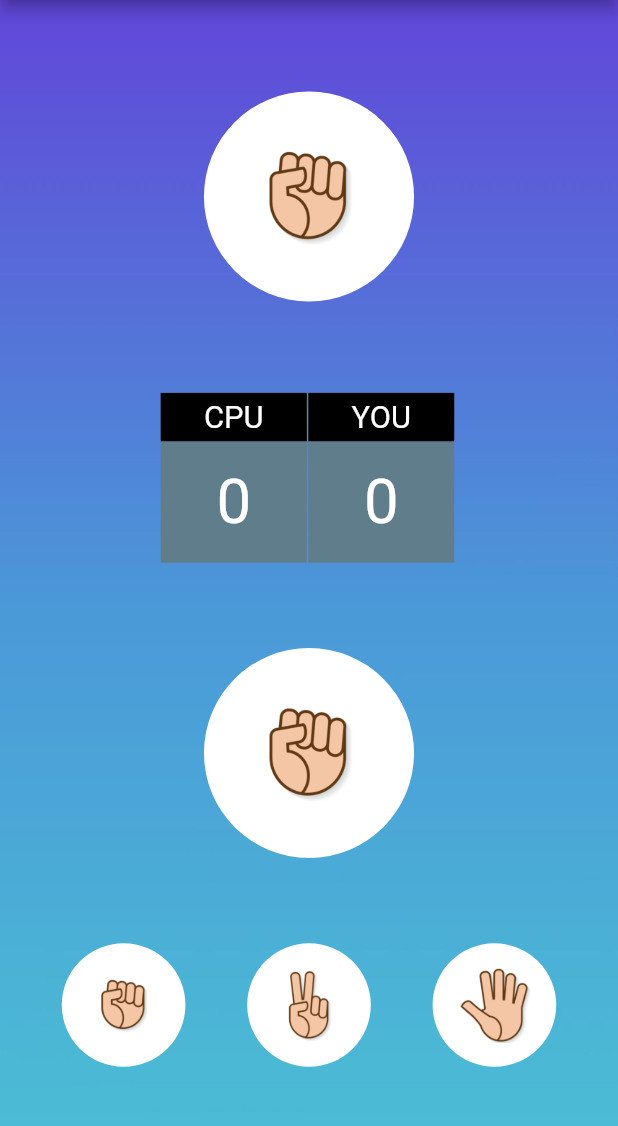
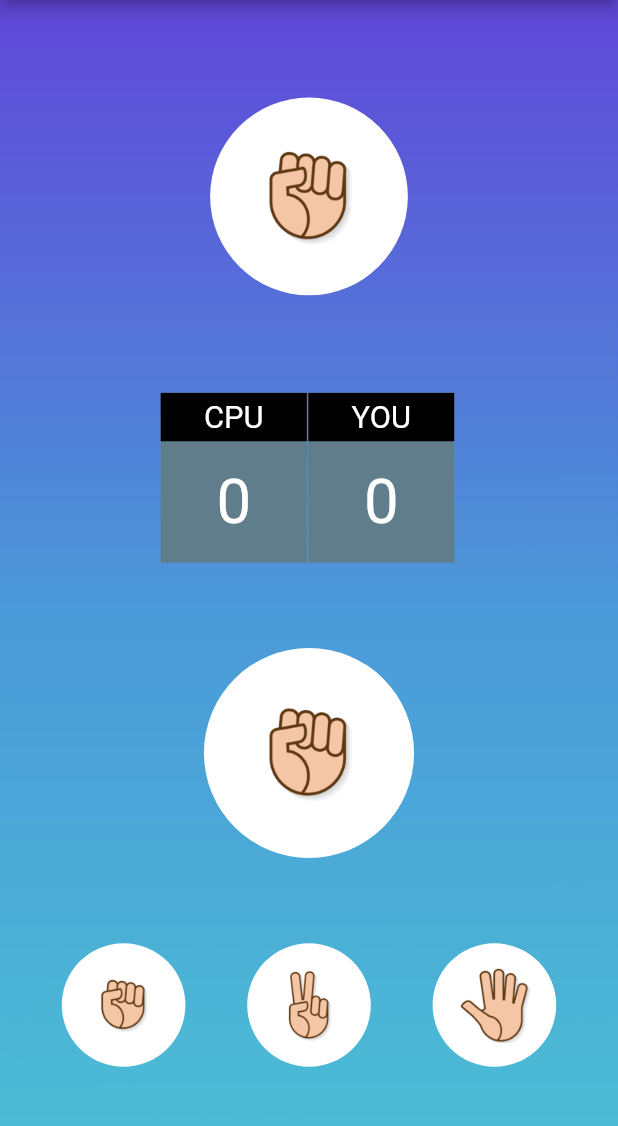
Before and after one commit to Kyoshiin/Rock-IT, a Flutter app: the screen it shows after launch, item 3 of the bottom bar chosen, after a tap on the "refresh" icon, on a phone screen of 412 x 824 dp, the part 84-1210 px from its top. Run offline on Flutter 3.47's test engine with Material 2 defaults, Android fonts, the phone set to English and light mode, and no system bars; our stand-ins replace audioplayers.

Commit message:
Sound Effects Added

```diff
--- a/lib/main.dart
+++ b/lib/main.dart
@@ -1,7 +1,8 @@
 import 'package:flutter/cupertino.dart';
 import 'package:flutter/material.dart';
 import 'package:flutter/services.dart';
-import 'package:stone_paper_scissor/GameLogic.dart';
+import 'package:RockIt/GameLogic.dart';
+import 'package:audioplayers/audio_cache.dart';
 
 GameLogic currentgame = GameLogic();
 
@@ -25,6 +26,7 @@ class GamePage extends StatefulWidget {
 
 class _GamePageState extends State<GamePage> {
   double height, width;
+  final player = AudioCache();
 
   @override
   Widget build(BuildContext context) {
@@ -44,6 +46,7 @@ class _GamePageState extends State<GamePage> {
             onPressed: () {
               setState(() {
                 currentgame.reset();
+                player.play('clean.mp3');
               });
             },
           ),
@@ -66,7 +69,7 @@ class _GamePageState extends State<GamePage> {
               Expanded(
                 flex: 2,
                 child: CircleAvatar(
-                  radius: 0.17 * width,
+                  radius: 0.16 * width,
                   backgroundColor: Colors.white,
                   child: ClipOval(
                     child: currentgame.getCpuhand(),
@@ -168,6 +171,7 @@ class _GamePageState extends State<GamePage> {
           setState(
             () {
               currentgame.setHand(imageno);
+              player.play('tap.wav');
             },
           );
         },
```
Also changed, not shown: pubspec.yaml (+3 -14 lines), pubspec.lock.
